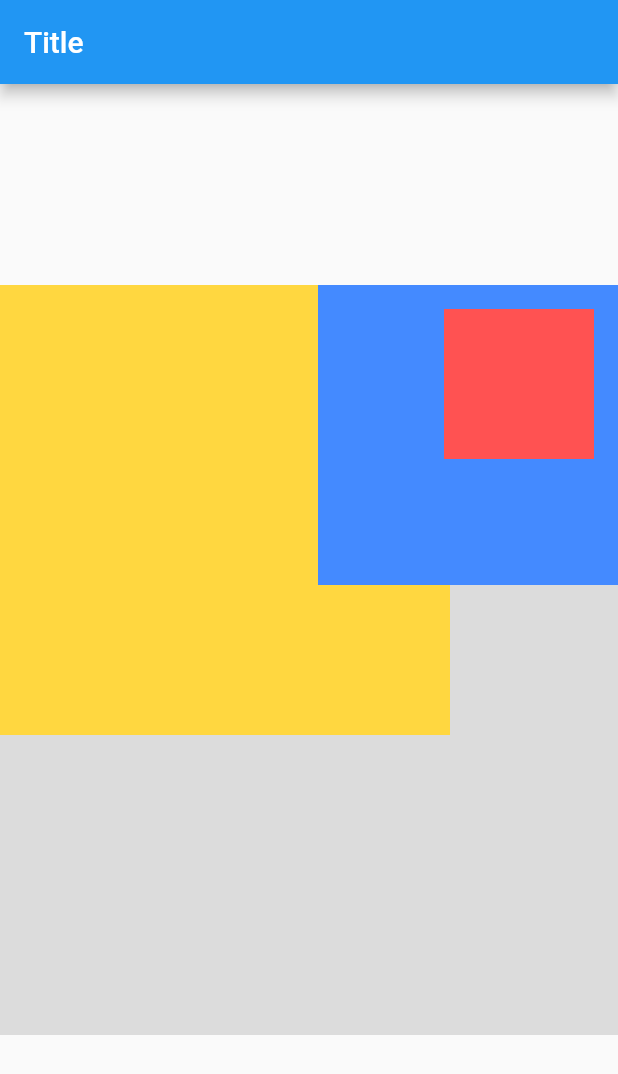
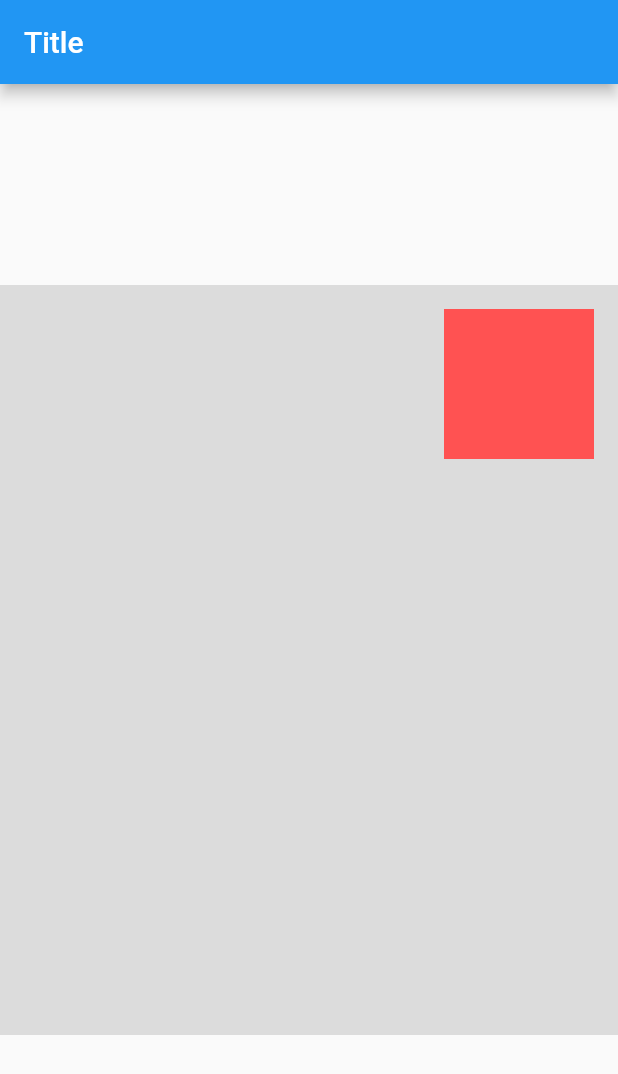
Before and after one commit to anhnt224/emg_shop, a Flutter app: the screen it shows after launch, on a phone screen of 412 x 824 dp. Shown: the top 1074 px of the screen. Run offline on Flutter 3.47's test engine with Material 2 defaults, Android fonts, the phone set to English and light mode, and no system bars.

Commit message:
indexed stack

```diff
--- a/lib/basic_widget/stack_demo.dart
+++ b/lib/basic_widget/stack_demo.dart
@@ -33,3 +33,38 @@ class StackDemo extends StatelessWidget {
     );
   }
 }
+
+class IndexedStackDemo extends StatelessWidget {
+  const IndexedStackDemo({super.key});
+
+  @override
+  Widget build(BuildContext context) {
+    return IndexedStack(
+      index: 2,
+      children: [
+        Container(
+          width: 300,
+          height: 300,
+          color: Colors.amberAccent,
+        ),
+        Align(
+          alignment: Alignment.topRight,
+          child: Container(
+            width: 200,
+            height: 200,
+            color: Colors.blueAccent,
+          ),
+        ),
+        Positioned(
+          right: 16,
+          top: 16,
+          child: Container(
+            width: 100,
+            height: 100,
+            color: Colors.redAccent,
+          ),
+        ),
+      ],
+    );
+  }
+}
--- a/lib/main.dart
+++ b/lib/main.dart
@@ -44,7 +44,7 @@ class Demo extends StatelessWidget {
             width: 500,
             height: 500,
             color: Colors.black12,
-            child: const StackDemo()),
+            child: const IndexedStackDemo()),
       ),
     );
   }
```
